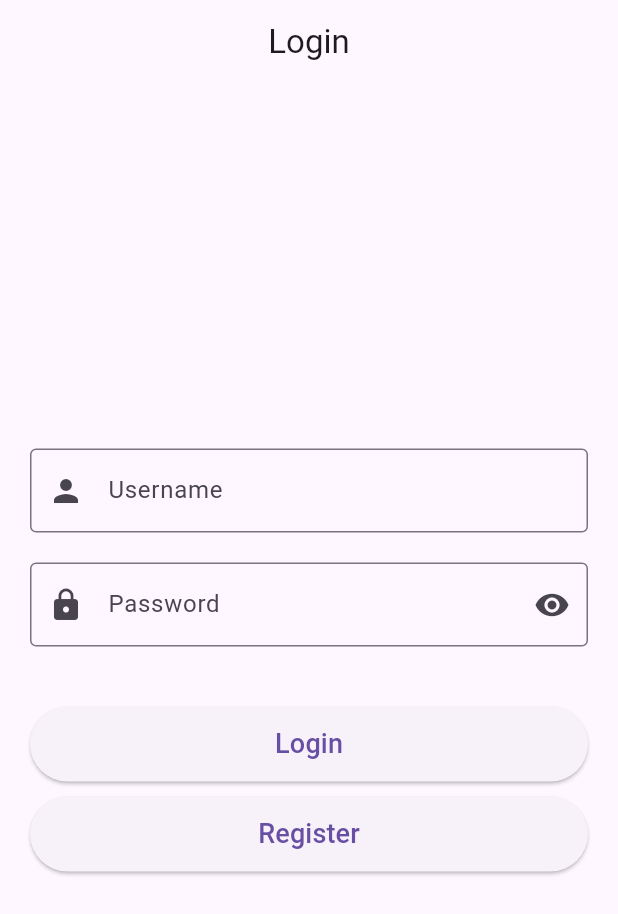
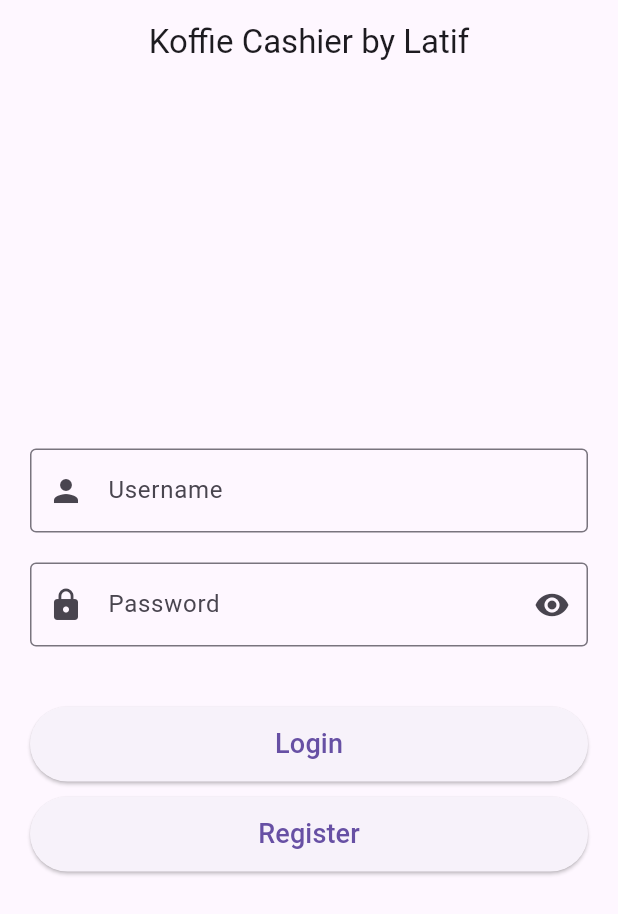
Before and after one commit to mlatifr/simple_cashier, a Flutter app: the screen it shows after launch, on a phone screen of 412 x 824 dp. Shown: the top 914 px of the screen. Run offline on Flutter 3.47's test engine with Material 3 defaults, Android fonts, the phone set to English and light mode, and no system bars; our stand-ins replace get, sqflite; accounts and stored records are empty.

Commit message:
cleaning code tipis tipis

```diff
--- a/lib/app/modules/login/views/login_view.dart
+++ b/lib/app/modules/login/views/login_view.dart
@@ -11,7 +11,10 @@ class LoginView extends GetView<LoginController> {
   Widget build(BuildContext context) {
     return Scaffold(
       appBar: AppBar(
-        title: const Text('Login'),
+        title: const Padding(
+          padding: EdgeInsets.all(8.0),
+          child: Text('Koffie Cashier by Latif'),
+        ),
         centerTitle: true,
       ),
       body: Padding(
--- a/lib/main.dart
+++ b/lib/main.dart
@@ -14,7 +14,7 @@ void main() async {
   Get.put(LoginController(), permanent: true);
   runApp(
     GetMaterialApp(
-      title: "Simple Cashier",
+      title: "Simple Cashier\nby Latif",
       initialRoute: AppPages.INITIAL,
       getPages: AppPages.routes,
       theme: ThemeData(
```
Also changed, not shown: lib/app/modules/home/views/home_view.dart (+44 -31 lines).
